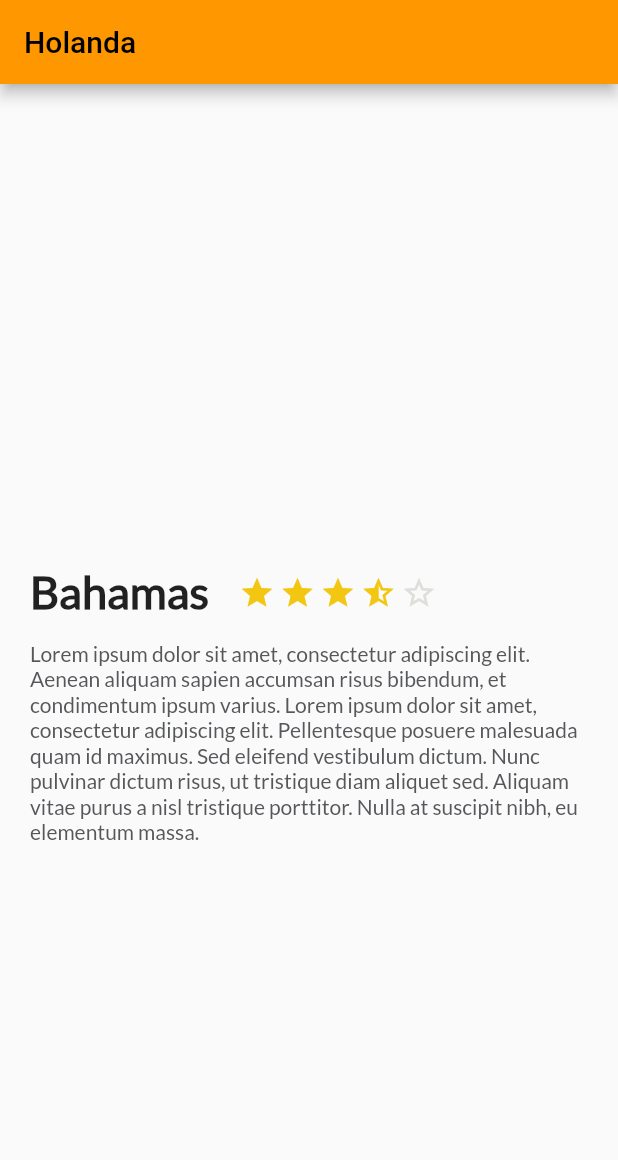
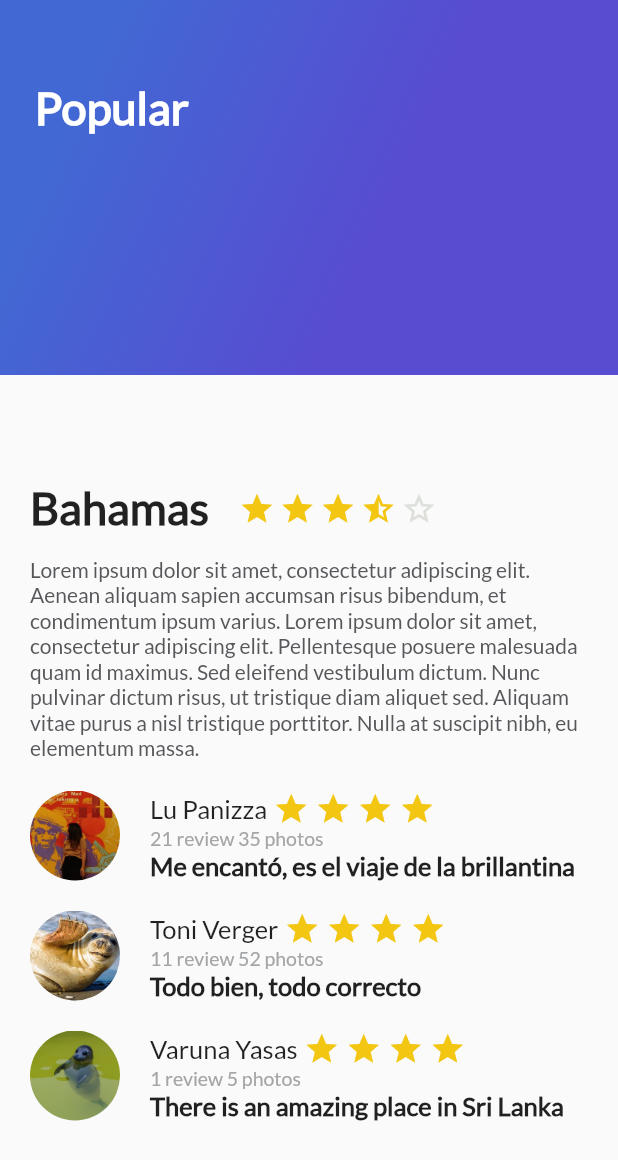
Before and after one commit to toniverger/cursoFlutter, a Flutter app: the screen it shows after launch, on a phone screen of 412 x 824 dp. Shown: the top 1160 px of the screen. Run offline on Flutter 3.47's test engine with Material 2 defaults, Android fonts, the phone set to English and light mode, and no system bars.

Commit message:
add images and gradient

```diff
--- /dev/null
+++ b/lib/gradient_back.dart
@@ -0,0 +1,30 @@
+import 'package:flutter/material.dart';
+
+class GradientBack extends StatelessWidget {
+  const GradientBack({Key? key, required this.title }) : super(key: key);
+
+  final String title;
+
+  @override
+  Widget build(BuildContext context) {
+    return Container(
+      height: 250.0,
+      decoration: const BoxDecoration(
+          gradient: LinearGradient(
+              colors: [Color(0xFF4268D3), Color(0xFF584CD1)],
+              begin: FractionalOffset(0.2, 0.0),
+              end: FractionalOffset(1.0, 0.6),
+              stops: [0.0, 0.6],
+              tileMode: TileMode.clamp)),
+      child: Text(title,
+        style: const TextStyle(
+          color: Colors.white,
+          fontSize: 30.0,
+          fontFamily: "Lato",
+          fontWeight: FontWeight.bold,
+        )
+      ),
+      alignment: const Alignment(-0.85, -0.5),
+    );
+  }
+}
--- a/lib/main.dart
+++ b/lib/main.dart
@@ -1,77 +1,45 @@
 import 'package:flutter/material.dart';
+import 'package:flutter/services.dart';
 import 'package:hackernews/description_place.dart';
-
+import 'package:hackernews/review_list.dart';
+import 'package:hackernews/gradient_back.dart';
 
 void main() {
+  SystemChrome.setSystemUIOverlayStyle(
+      const SystemUiOverlayStyle(
+          statusBarColor: Colors.transparent,
+          statusBarBrightness: Brightness.light
+      )
+  );
   runApp(const MyApp());
 }
 
 class MyApp extends StatelessWidget {
   const MyApp({Key? key}) : super(key: key);
 
-  final String descriptionDummy = 'Lorem ipsum dolor sit amet, consectetur adipiscing elit. Aenean aliquam sapien accumsan risus bibendum, et condimentum ipsum varius. Lorem ipsum dolor sit amet, consectetur adipiscing elit. Pellentesque posuere malesuada quam id maximus. Sed eleifend vestibulum dictum. Nunc pulvinar dictum risus, ut tristique diam aliquet sed. Aliquam vitae purus a nisl tristique porttitor. Nulla at suscipit nibh, eu elementum massa.';
+  final String descriptionDummy =
+      'Lorem ipsum dolor sit amet, consectetur adipiscing elit. Aenean aliquam sapien accumsan risus bibendum, et condimentum ipsum varius. Lorem ipsum dolor sit amet, consectetur adipiscing elit. Pellentesque posuere malesuada quam id maximus. Sed eleifend vestibulum dictum. Nunc pulvinar dictum risus, ut tristique diam aliquet sed. Aliquam vitae purus a nisl tristique porttitor. Nulla at suscipit nibh, eu elementum massa.';
   // This widget is the root of your application.
   @override
   Widget build(BuildContext context) {
     return MaterialApp(
-      debugShowCheckedModeBanner: false,
-      title: 'Welcome to Flutter',
-      theme: ThemeData(
-        primarySwatch: Colors.orange,
-      ),
-      home: Scaffold(
-        appBar: AppBar(
-          title: Text("Holanda")
+        debugShowCheckedModeBanner: false,
+        title: 'Welcome to Flutter',
+        theme: ThemeData(
+          primarySwatch: Colors.orange,
         ),
-        body: DescriptionPlace(namePlace: "Bahamas", stars: 4, descriptionPlace: descriptionDummy)
-      )
-    );
+        home: Scaffold(
+            body: Stack(
+              children: [
+                ListView(children: [
+                  DescriptionPlace(
+                      namePlace: "Bahamas",
+                      stars: 4,
+                      descriptionPlace: descriptionDummy),
+                  ReviewList(),
+                ]),
+                const GradientBack(title: "Popular",),
+              ],
+            )));
   }
 }
-
-class MyHomePage extends StatefulWidget {
-  const MyHomePage({Key? key, required this.title}) : super(key: key);
-
-  final String title;
-
-  @override
-  State<MyHomePage> createState() => _MyHomePageState();
-}
-
-class _MyHomePageState extends State<MyHomePage> {
-  int _counter = 0;
-
-  void _incrementCounter() {
-    setState(() {
-      _counter++;
-    });
-  }
-
-  @override
-  Widget build(BuildContext context) {
-    return Scaffold(
-      appBar: AppBar(
-        title: Text(widget.title),
-      ),
-      body: Center(
-        child: Column(
-          mainAxisAlignment: MainAxisAlignment.center,
-          children: <Widget>[
-            const Text(
-              'You have pushed the button this many times:',
-            ),
-            Text(
-              '$_counter',
-              style: Theme.of(context).textTheme.headline4,
-            ),
-          ],
-        ),
-      ),
-      floatingActionButton: FloatingActionButton(
-        onPressed: _incrementCounter,
-        tooltip: 'Increment',
-        child: const Icon(Icons.add),
-      ),
-    );
-  }
-}
--- a/lib/review.dart
+++ b/lib/review.dart
@@ -1,33 +1,80 @@
 import 'package:flutter/material.dart';
 
 class Review extends StatelessWidget {
+  const Review({Key? key,
+    required this.pathImage,
+    required this.name,
+    required this.details,
+    required this.comment,
+  }) : super(key: key);
 
-  final String pathImage = "images/408d6a483fca55183ef414265a2d0063.jpeg";
-
-  const Review({Key? key}) : super(key: key);
+  final String pathImage;
+  final String name;
+  final String details;
+  final String comment;
 
   @override
   Widget build(BuildContext context) {
 
-    final photo = Container(
+    final star = Container(
       margin: const EdgeInsets.only(
         top: 20.0,
-        left: 20.0
+        left: 4.0,
       ),
-      width: 80.0,
-      height: 80.0,
+      child: const Icon(Icons.star, color: Color(0xFFf2c611)),
+    );
+
+    final userComment = Container(
+      margin: const EdgeInsets.only(left: 20.0),
+      child: Text(comment,
+          textAlign: TextAlign.left,
+          style: const TextStyle(fontSize: 17.0, fontFamily: 'Lato', fontWeight: FontWeight.w900)),
+    );
+
+    final userInfo = Container(
+      margin: const EdgeInsets.only(left: 20.0),
+      child: Text(details,
+          textAlign: TextAlign.left,
+          style: const TextStyle(
+              fontSize: 13.0, fontFamily: 'Lato', color: Color(0xFFa3a5a7))),
+    );
+
+    final userName = Container(
+      margin: const EdgeInsets.only(top: 20.0, left: 20.0),
+      child: Text(name,
+          textAlign: TextAlign.left,
+          style: const TextStyle(fontSize: 17.0, fontFamily: 'Lato')),
+    );
+
+    final userDetails =
+        Column(crossAxisAlignment: CrossAxisAlignment.start, children: [
+          Row(
+          children: [
+            userName,
+            star,
+            star,
+            star,
+            star,
+          ]),
+          userInfo,
+          userComment,
+    ]);
+
+    final photo = Container(
+      margin: const EdgeInsets.only(top: 20.0, left: 20.0),
+      width: 60.0,
+      height: 60.0,
       decoration: BoxDecoration(
         shape: BoxShape.circle,
-        image: const DecorationImage(
-            fit: BoxFit.cover,
-            image: AssetImage(assetName)),
+        image: DecorationImage(fit: BoxFit.cover, image: AssetImage(pathImage)),
       ),
     );
 
     return Row(
       children: [
-
+        photo,
+        userDetails,
       ],
-    )
+    );
   }
 }
--- /dev/null
+++ b/lib/review_list.dart
@@ -0,0 +1,16 @@
+import 'package:flutter/material.dart';
+import 'package:hackernews/review.dart';
+
+class ReviewList extends StatelessWidget {
+
+  @override
+  Widget build(BuildContext context) {
+    return Column(
+      children: const [
+        Review(pathImage: "images/7OPRbL0c_400x400.jpeg", name: "Lu Panizza", details: "21 review 35 photos", comment: "Me encantó, es el viaje de la brillantina"),
+        Review(pathImage: "images/408d6a483fca55183ef414265a2d0063.jpeg", name: "Toni Verger", details: "11 review 52 photos", comment: "Todo bien, todo correcto"),
+        Review(pathImage: "images/istockphoto-1150477623-170667a.jpeg", name: "Varuna Yasas", details: "1 review 5 photos", comment: "There is an amazing place in Sri Lanka"),
+      ],
+    );
+  }
+}
--- a/pubspec.yaml
+++ b/pubspec.yaml
@@ -61,6 +61,11 @@ flutter:
   assets:
     - images/408d6a483fca55183ef414265a2d0063.jpeg
     - images/istockphoto-1150477623-170667a.jpeg
+    - images/7OPRbL0c_400x400.jpeg
+    - images/hamaca.jpeg
+    - images/palmera.jpeg
+    - images/sol.jpeg
+    - images/chanchos.jpeg
 
 
   # An image asset can refer to one or more resolution-specific "variants", see
```
Also changed, not shown: lib/card_image.dart (added, +10 -0 lines), images/7OPRbL0c_400x400.jpeg (added), images/chanchos.jpeg (added), images/hamaca.jpeg (added), images/palmera.jpeg (added), images/sol.jpeg (added).
